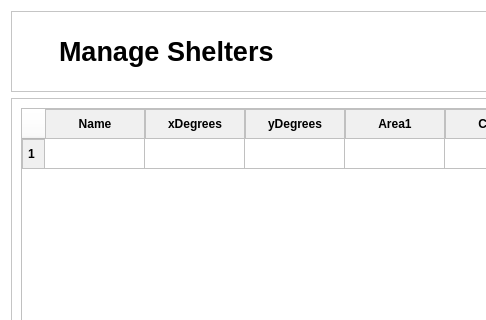
Qt form ProgramSrc/entityManagementShelter.ui (Lucianono/ShelterAlloc_Thesis) before a commit; both pictures show x 0 to 486 and y 0 to 320 of the 1200 by 724 pixel window.
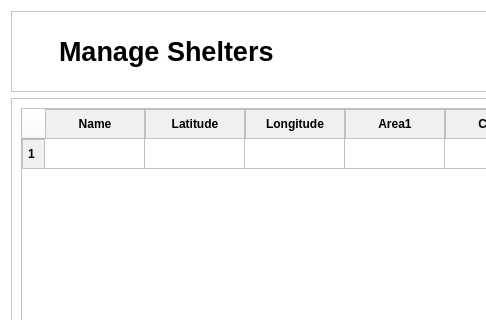
The same form after that commit. Icons and pictures are not drawn.

Commit message: added Location on results; changed XY degrees to Lat Long

The edit to the form file:
```diff
--- a/ProgramSrc/entityManagementShelter.ui
+++ b/ProgramSrc/entityManagementShelter.ui
@@ -274,12 +274,12 @@
         </column>
         <column>
          <property name="text">
-          <string>xDegrees</string>
+          <string>Latitude</string>
          </property>
         </column>
         <column>
          <property name="text">
-          <string>yDegrees</string>
+          <string>Longitude</string>
          </property>
         </column>
         <column>
```
The commit also changes 8 other files.
